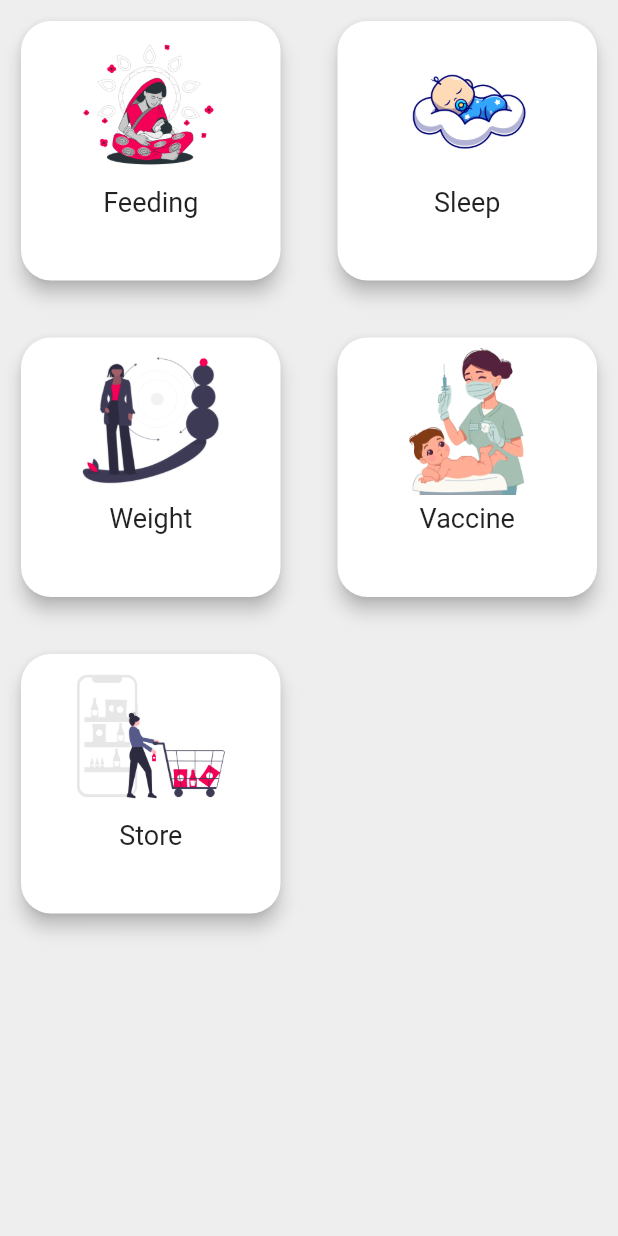
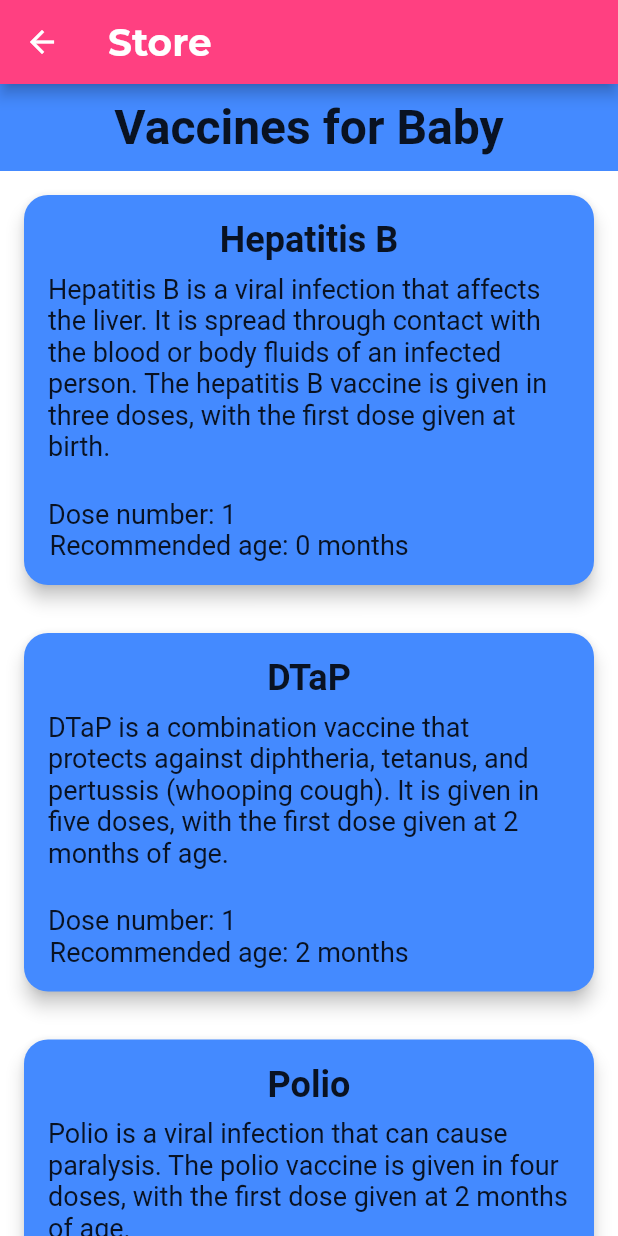
Before and after one commit to shree-10/Pregcare, a Flutter app: the abirth screen opened directly, after a tap on "Vaccine", on a phone screen of 412 x 824 dp. Run offline on Flutter 3.47's test engine with Material 2 defaults, Android fonts, the phone set to English and light mode, and no system bars; our stand-ins replace carousel_slider, contained_tab_bar_view, firebase_auth, firebase_core, get, google_fonts and 4 more; missing offline and left inert: dialog_flowtter; accounts and stored records are empty.

Commit message:
vaccine page added for after birth

```diff
--- a/lib/baby/abirth.dart
+++ b/lib/baby/abirth.dart
@@ -27,7 +27,7 @@
     MomTileCrad(
         title_text: "Vaccine",
         image_url: "assets/images/vaccine.png",
-        openUrl: "hello"),
+        openUrl: PregcareRoutes().babyVaccineRoute),
     MomTileCrad(
         title_text: "Store",
         image_url: "assets/images/m_store.png",
--- /dev/null
+++ b/lib/baby/b_vaccine.dart
@@ -0,0 +1,184 @@
+import 'package:flutter/material.dart';
+import 'package:google_fonts/google_fonts.dart';
+
+class BVaccine extends StatefulWidget {
+  const BVaccine({Key? key}) : super(key: key);
+
+  @override
+  State<BVaccine> createState() => _BVaccineState();
+}
+
+class Vaccine {
+  final String name;
+  final String description;
+  final int doseNumber;
+  final int recommendedAgeMonths;
+
+  Vaccine({
+    required this.name,
+    required this.description,
+    required this.doseNumber,
+    required this.recommendedAgeMonths,
+  });
+}
+
+class _BVaccineState extends State<BVaccine> {
+  final List<Vaccine> _vaccines = [
+    Vaccine(
+      name: 'Hepatitis B',
+      description:
+          'Hepatitis B is a viral infection that affects the liver. It is spread through contact with the blood or body fluids of an infected person. The hepatitis B vaccine is given in three doses, with the first dose given at birth.',
+      doseNumber: 1,
+      recommendedAgeMonths: 0,
+    ),
+    Vaccine(
+      name: 'DTaP',
+      description:
+          'DTaP is a combination vaccine that protects against diphtheria, tetanus, and pertussis (whooping cough). It is given in five doses, with the first dose given at 2 months of age.',
+      doseNumber: 1,
+      recommendedAgeMonths: 2,
+    ),
+    Vaccine(
+      name: 'Polio',
+      description:
+          'Polio is a viral infection that can cause paralysis. The polio vaccine is given in four doses, with the first dose given at 2 months of age.',
+      doseNumber: 1,
+      recommendedAgeMonths: 2,
+    ),
+    Vaccine(
+      name: 'MMR',
+      description:
+          'MMR is a combination vaccine that protects against measles, mumps, and rubella. It is given in two doses, with the first dose given at 12 months of age.',
+      doseNumber: 1,
+      recommendedAgeMonths: 12,
+    ),
+    Vaccine(
+      name: 'Varicella',
+      description:
+          'Varicella is a viral infection that causes chickenpox. The varicella vaccine is given in two doses, with the first dose given at 12 months of age.',
+      doseNumber: 1,
+      recommendedAgeMonths: 12,
+    ),
+    Vaccine(
+      name: 'Hepatitis A',
+      description:
+          'Hepatitis A is a viral infection that affects the liver. It is spread through contact with the feces of an infected person. The hepatitis A vaccine is given in two doses, with the first dose given at 12 months of age.',
+      doseNumber: 1,
+      recommendedAgeMonths: 12,
+    ),
+    Vaccine(
+      name: 'DTaP',
+      description:
+          'DTaP is a combination vaccine that protects against diphtheria, tetanus, and pertussis (whooping cough). It is given in five doses, with the fourth dose given at 15-18 months of age.',
+      doseNumber: 4,
+      recommendedAgeMonths: 15,
+    ),
+    Vaccine(
+      name: 'Polio',
+      description:
+          'Polio is a viral infection that can cause paralysis. The polio vaccine is given in four doses, with the third dose given at 6-18 months of age.',
+      doseNumber: 3,
+      recommendedAgeMonths: 6,
+    ),
+  ];
+
+  @override
+  Widget build(BuildContext context) {
+    return Scaffold(
+      appBar: AppBar(
+        title: Text(
+          "Store",
+          style: GoogleFonts.montserrat(
+            fontWeight: FontWeight.bold,
+            fontSize: 25,
+            color: Colors.white,
+          ),
+        ),
+      ),
+      body: Column(
+        crossAxisAlignment: CrossAxisAlignment.start,
+        children: [
+          Container(
+            padding: const EdgeInsets.all(10.0),
+            color: Colors.blueAccent[200],
+            child: const Center(
+              child: Text(
+                "Vaccines for Baby",
+                style: TextStyle(
+                  fontSize: 32,
+                  color: Colors.black87,
+                  fontWeight: FontWeight.bold,
+                ),
+              ),
+            ),
+          ),
+          Expanded(
+            child: ListView.builder(
+              itemCount: _vaccines.length,
+              itemBuilder: (BuildContext context, int index) {
+                Vaccine vaccine = _vaccines[index];
+                return Card(
+                  margin: const EdgeInsets.symmetric(
+                    horizontal: 16.0,
+                    vertical: 16.0,
+                  ),
+                  shape: RoundedRectangleBorder(
+                    borderRadius: BorderRadius.circular(16.0),
+                  ),
+                  elevation: 5.0,
+                  color: Colors.blueAccent[200],
+                  child: Padding(
+                    padding: const EdgeInsets.all(16.0),
+                    child: Column(
+                      crossAxisAlignment: CrossAxisAlignment.start,
+                      children: [
+                        Center(
+                          child: Text(
+                            vaccine.name,
+                            style: const TextStyle(
+                              fontSize: 24,
+                              fontWeight: FontWeight.bold,
+                            ),
+                          ),
+                        ),
+                        const SizedBox(height: 8.0),
+                        Center(
+                          child: Text(
+                            vaccine.description,
+                            style: const TextStyle(
+                              fontSize: 18,
+                            ),
+                          ),
+                        ),
+                        const SizedBox(height: 24.0),
+                        Column(
+                          mainAxisAlignment: MainAxisAlignment.spaceBetween,
+                          children: [
+                            Text(
+                              'Dose number: ${vaccine.doseNumber}                          ',
+                              style: const TextStyle(
+                                fontSize: 18,
+                                color: Colors.black87,
+                              ),
+                            ),
+                            Text(
+                              'Recommended age: ${vaccine.recommendedAgeMonths} months',
+                              style: const TextStyle(
+                                fontSize: 18,
+                                color: Colors.black87,
+                              ),
+                            ),
+                          ],
+                        ),
+                      ],
+                    ),
+                  ),
+                );
+              },
+            ),
+          ),
+        ],
+      ),
+    );
+  }
+}
--- a/lib/main.dart
+++ b/lib/main.dart
@@ -7,6 +7,7 @@
 import 'package:pregcare/mom/m_weight.dart';
 import 'package:pregcare/pages/pregcare.dart';
 import 'package:pregcare/utils/routes.dart';
+import 'baby/b_vaccine.dart';
 import 'mom/m_articles.dart';
 import 'mom/m_experience.dart';
 import 'mom/m_store.dart';
@@ -41,12 +42,9 @@
       routes: {
         "/": (context) => const Pregcare(),
         PregcareRoutes().momWeightRoute: (context) => const MWeight(),
-// comment these line to be able to view the app without firebase authentication
         // ignore: equal_keys_in_map
         "/": (context) => LoginController().handleAuthState(),
-        // also comment app drawer in the m_main of mom page
-        // dont forget to uncomment these before doing commit or
-        // else firebase person will have to find out what's wrong
+// comment the line above
         PregcareRoutes().homeRoute: (context) => const Pregcare(),
         PregcareRoutes().momWeightRoute: (context) => const MWeight(),
         PregcareRoutes().momWeightRoute: (context) => const MWeight(),
@@ -56,6 +54,7 @@
         PregcareRoutes().momStoreRoute: (context) => const Mstore(),
         PregcareRoutes().momExerciseRoute: (context) => MExercise(),
         PregcareRoutes().babyStoreRoute: (context) => const BStore(),
+        PregcareRoutes().babyVaccineRoute: (context) => const BVaccine(),
       },
     );
   }
--- a/lib/utils/routes.dart
+++ b/lib/utils/routes.dart
@@ -7,4 +7,5 @@
   final String momStoreRoute = '/m_store';
   final String momExerciseRoute = '/m_excercise';
   final String babyStoreRoute = '/b_store';
+  final String babyVaccineRoute = '/b_vaccine';
 }
```
